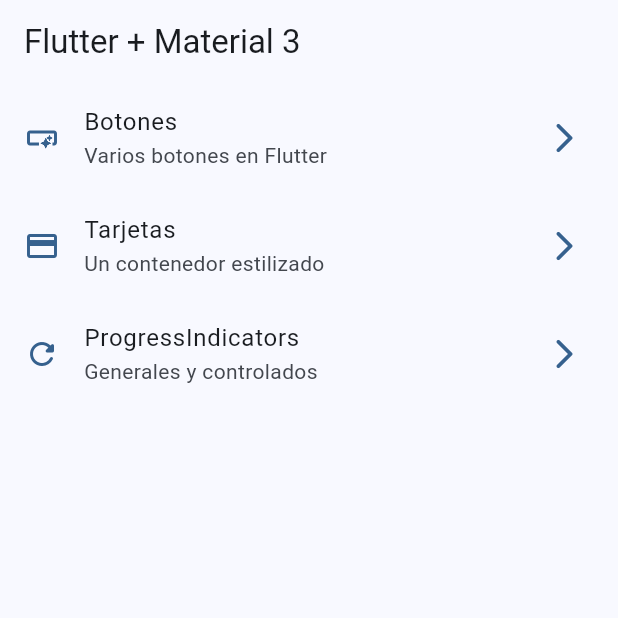
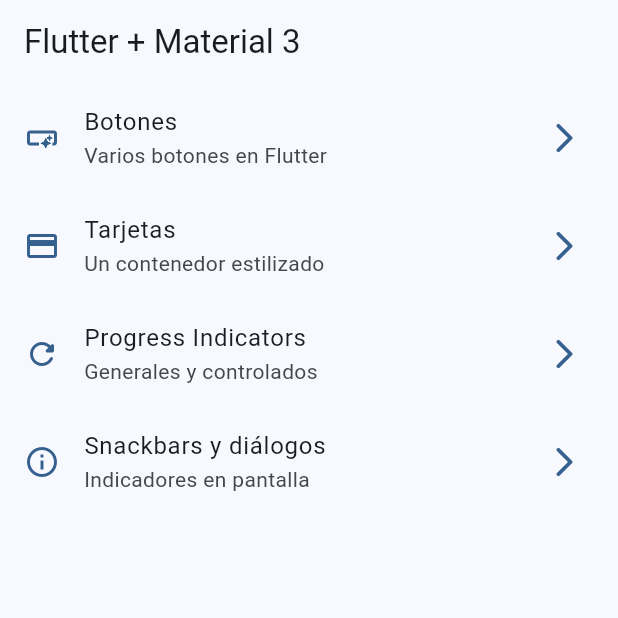
Before and after one commit to KeniaAinek/flutter, a Flutter app: the screen it shows after launch, on a phone screen of 412 x 824 dp, the top half of it. Run offline on Flutter 3.47's test engine with Material 3 defaults, Android fonts, the light colour scheme and no system bars; our stand-ins replace animate_do, dio, go_router, video_player.

Commit message:
Snackbar y dialogos terminado

```diff
--- a/widgets_app/lib/config/menu/menu_items.dart
+++ b/widgets_app/lib/config/menu/menu_items.dart
@@ -31,9 +31,16 @@
     ),
 
     MenuItem(
-      title: 'ProgressIndicators',
+      title: 'Progress Indicators',
       subTitle: 'Generales y controlados',
       link: '/progress',
       icon: Icons.refresh_rounded
       ),
+
+    MenuItem(
+      title: 'Snackbars y diálogos',
+      subTitle: 'Indicadores en pantalla',
+      link: '/snackbars',
+      icon: Icons.info_outline
+      ),
   ];
--- a/widgets_app/lib/config/router/app_router.dart
+++ b/widgets_app/lib/config/router/app_router.dart
@@ -26,5 +26,13 @@
       name: ProgressScreen.name,
       builder: (context, state) => const ProgressScreen(),
       ),
+
+    GoRoute(
+      path: '/snackbars',
+      name: SnackbarScreen.name,
+      builder: (context, state) => const SnackbarScreen(),
+      ),
+
+
   ],
 );
--- a/widgets_app/lib/main.dart
+++ b/widgets_app/lib/main.dart
@@ -12,6 +12,7 @@
   @override
   Widget build(BuildContext context) {
     return MaterialApp.router(
+      title: 'Flutter Widgets',
       routerConfig: appRouter,
       debugShowCheckedModeBanner: false,
       theme: AppTheme(selectedColor: 0).getTheme(),
```
Also changed, not shown: widgets_app/lib/presentation/screens/snackbar/snackbar_screen.dart (+58 -1 lines).
